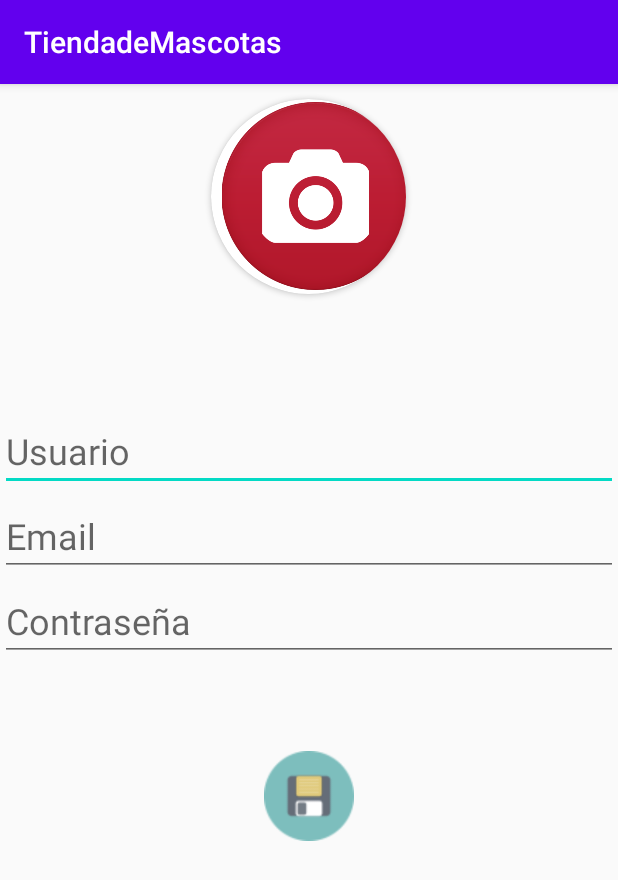
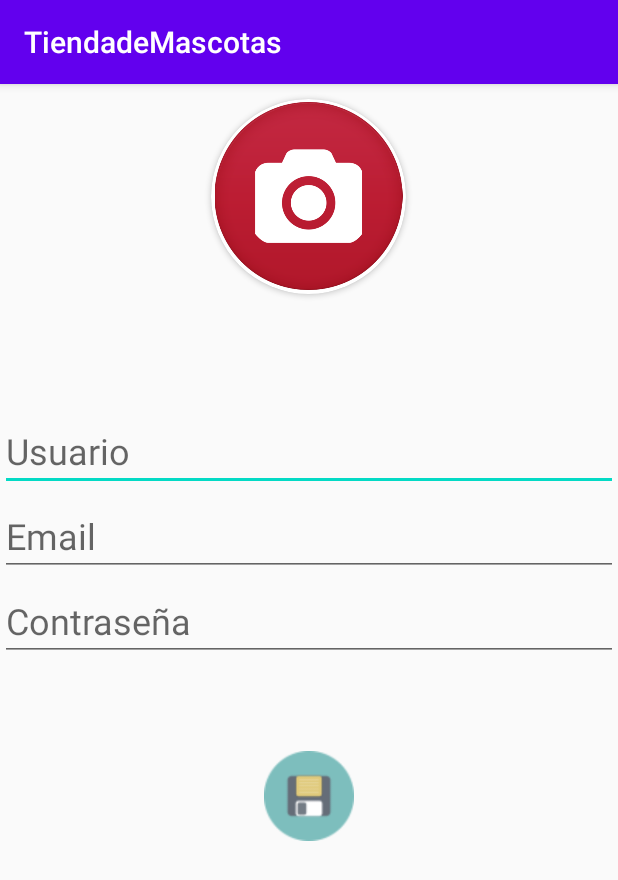
Before and after one commit to Eddo091/TiendadeMascotas, an Android app: the screen it shows after launch (MainActivity), on a phone screen of 412 x 824 dp. Shown: the top 880 px of the screen. Run offline under Robolectric (Android 15) with nearby library versions, the phone set to English and light mode, and no system bars; our stand-ins replace Firebase (no records; nobody signed in at launch, a user with empty details on screens opened directly); 1 statement that could not run was skipped.

Commit message:
Chats (día viernes 27/11/20)  Tercera Actualizacion despues de depurar (foto directorio, lstmascotas vista)

```diff
--- a/app/src/main/java/com/example/tiendademascotas/MainActivity.java
+++ b/app/src/main/java/com/example/tiendademascotas/MainActivity.java
@@ -4,6 +4,7 @@ import androidx.annotation.NonNull;
 import androidx.appcompat.app.AppCompatActivity;
 import androidx.core.content.FileProvider;
 
+import android.annotation.SuppressLint;
 import android.content.Intent;
 
 import com.google.android.gms.tasks.OnFailureListener;
@@ -145,10 +146,11 @@ public class MainActivity extends AppCompatActivity {
 
     private File createImageFile () throws IOException {
         // Create an image file name
-        String timeStamp = new SimpleDateFormat("yyyyMMdd_HHmmss").format(new Date());
+        @SuppressLint("SimpleDateFormat") String timeStamp = new SimpleDateFormat("yyyyMMdd_HHmmss").format(new Date());
         String imageFileName = "imagen_" + timeStamp + "_";
         File storageDir = getExternalFilesDir( Environment.DIRECTORY_PICTURES);
-        if( storageDir.exists()==false ){
+        assert storageDir != null;
+        if(!storageDir.exists()){
             storageDir.mkdirs();
         }
         File image = File.createTempFile(
--- a/app/src/main/java/com/example/tiendademascotas/listamascotas.java
+++ b/app/src/main/java/com/example/tiendademascotas/listamascotas.java
@@ -59,7 +59,7 @@ public class listamascotas extends AppCompatActivity {
 
     private void mostrarlistadoMascotas() {
 
-        mDatabaseReference = FirebaseDatabase.getInstance().getReference( "Usuarios" );
+        mDatabaseReference = FirebaseDatabase.getInstance().getReference( "Mascotas" );
         mDatabaseReference.orderByChild( "token" ).equalTo( myFirebaseInstanceIdService.miToken ).addListenerForSingleValueEvent( new ValueEventListener() {
             @Override
             public void onDataChange(@NonNull DataSnapshot snapshot) {
--- a/app/src/main/res/layout/iniciosesion.xml
+++ b/app/src/main/res/layout/iniciosesion.xml
@@ -17,7 +17,7 @@
 
         <ImageView
             android:id="@+id/imgFoto"
-            android:layout_width="139dp"
+            android:layout_width="match_parent"
             android:layout_height="125dp"
             android:layout_marginTop="2dp"
             android:contentDescription="@string/foto"
```
